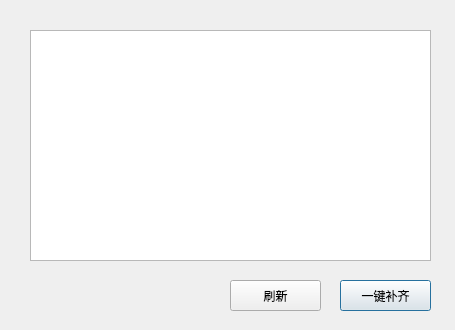
database-class-assistants/c-sFruitManager, file FruitManager/dialoglack.ui: the form before one commit.
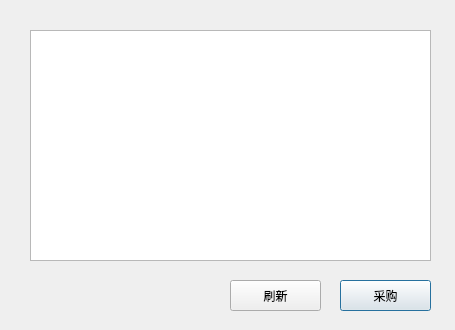
The form after the commit.

Commit message: 采购功能基本完成

Diff of the .ui file:
```diff
--- a/FruitManager/dialoglack.ui
+++ b/FruitManager/dialoglack.ui
@@ -33,7 +33,7 @@
     </rect>
    </property>
    <property name="text">
-    <string>一键补齐</string>
+    <string>采购</string>
    </property>
   </widget>
   <widget class="QPushButton" name="btn_flush">
```
The commit also changes 19 other files.
